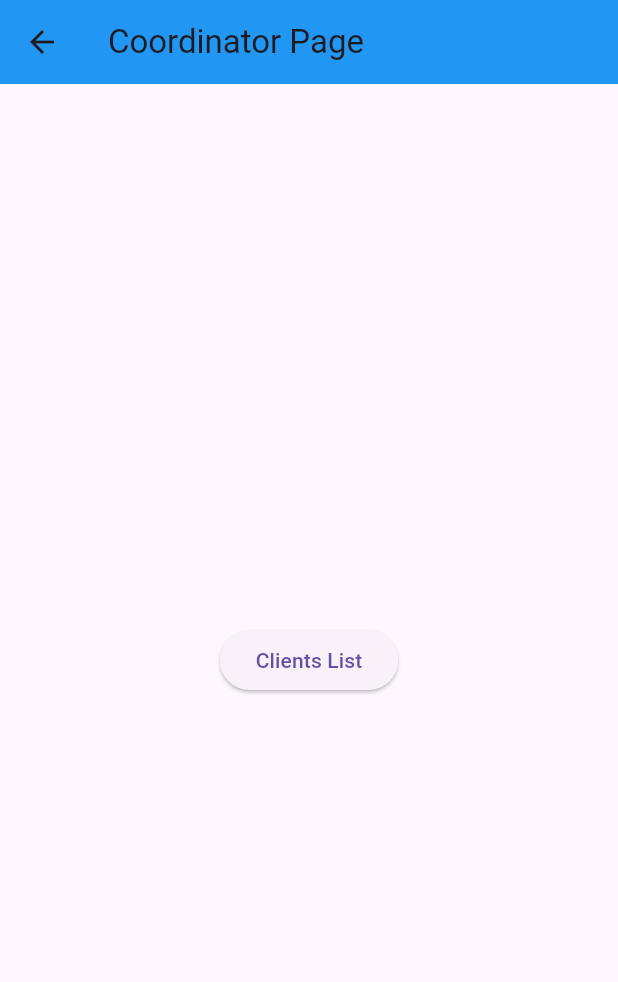
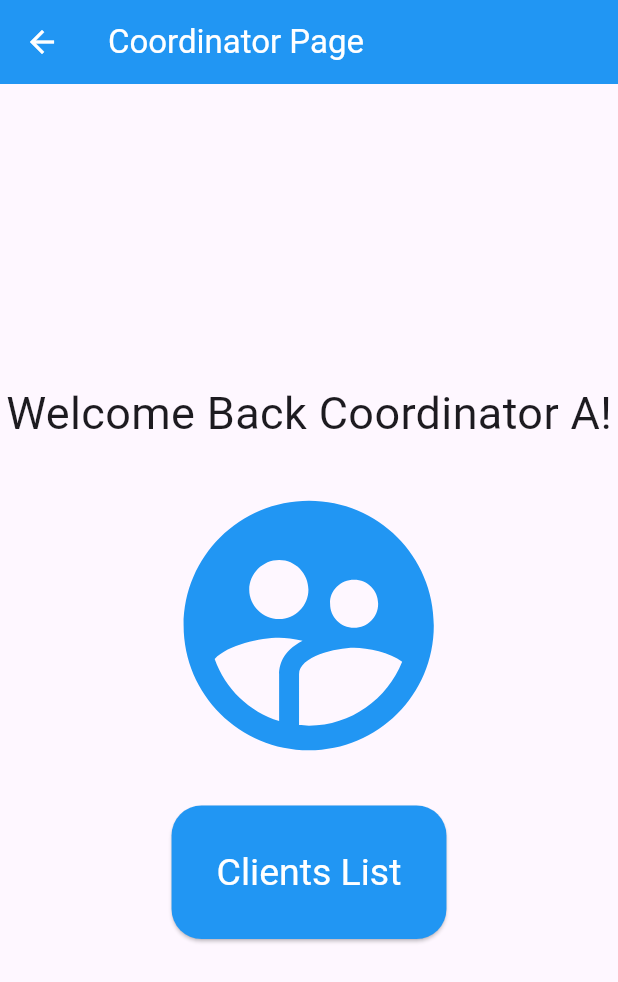
Before and after one commit to Dahenzl/Proyecto-Aplicacion-Soporte, a Flutter app: the screen it shows after launch, after a tap on "Submit", on a phone screen of 412 x 824 dp. Shown: the top 982 px of the screen. Run offline on Flutter 3.47's test engine with Material 3 defaults, Android fonts, the light colour scheme and no system bars; our stand-ins replace get, loggy.

Commit message:
Mejoras estetica pagina coodinador

```diff
--- a/lib/ui/pages/coordinator/clients/create_client.dart
+++ b/lib/ui/pages/coordinator/clients/create_client.dart
@@ -21,6 +21,8 @@ class _CreateClientState extends State<CreateClient> {
     return Scaffold(
       appBar: AppBar(
         title: const Text('New User'),
+        backgroundColor: Colors.blue,
+        foregroundColor: Colors.white,
       ),
       body: Padding(
         padding: const EdgeInsets.all(8.0),
@@ -69,6 +71,9 @@ class _CreateClientState extends State<CreateClient> {
                                 controllerEmail.text);
                             Get.back();
                           },
+                          style: ElevatedButton.styleFrom(
+                              backgroundColor: Colors.blue,
+                              foregroundColor: Colors.white),
                           child: const Text("Save")))
                 ],
               ),
--- a/lib/ui/pages/coordinator/coordinator_main.dart
+++ b/lib/ui/pages/coordinator/coordinator_main.dart
@@ -13,14 +13,36 @@ class CoordinatorMain extends StatelessWidget {
       appBar: AppBar(
         title: const Text("Coordinator Page"),
         backgroundColor: Colors.blue,
+        foregroundColor: Colors.white,
       ),
       body: Center(
-        child: ElevatedButton(
-          onPressed: () {
-            logInfo("Going to Clients List");
-            Get.to(() => const ClientsMenu());
-          },
-          child: const Text("Clients List"),
+        child: Column(
+          mainAxisAlignment: MainAxisAlignment.center,
+          crossAxisAlignment: CrossAxisAlignment.center,
+          children: [
+            Text("Welcome Back Coordinator ${email[0].capitalize}!",
+                style: const TextStyle(fontSize: 30)),
+            const SizedBox(height: 20),
+            const Icon(Icons.supervised_user_circle,
+                size: 200, color: Colors.blue),
+            const SizedBox(height: 20),
+            ElevatedButton(
+              style: ElevatedButton.styleFrom(
+                backgroundColor: Colors.blue,
+                foregroundColor: Colors.white,
+                shape: RoundedRectangleBorder(
+                    borderRadius: BorderRadius.circular(20)),
+                padding:
+                    const EdgeInsets.symmetric(horizontal: 30, vertical: 30),
+                textStyle: const TextStyle(fontSize: 25),
+              ),
+              onPressed: () {
+                logInfo("Going to Clients List");
+                Get.to(() => const ClientsMenu());
+              },
+              child: const Text("Clients List"),
+            ),
+          ],
         ),
       ),
     );
```
Also changed, not shown: lib/ui/pages/coordinator/clients/clients_menu.dart (+4 -16 lines), lib/ui/pages/coordinator/clients/edit_client.dart (+13 -0 lines).
